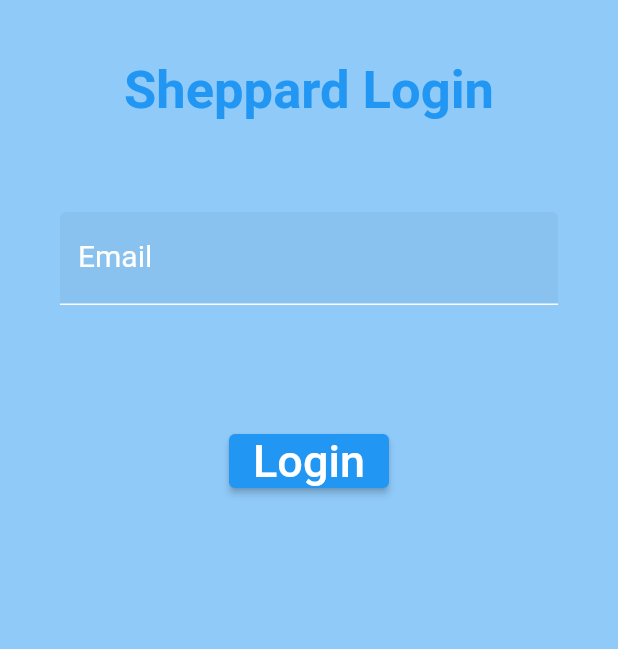
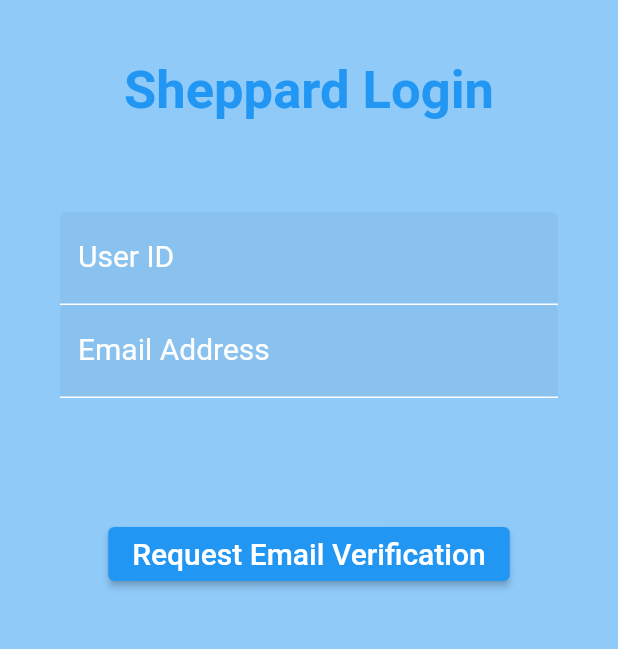
Before and after one commit to oatleals/ShepherdUI, a Flutter app: the screen it shows after launch, on a phone screen of 412 x 824 dp, the part 585-1234 px from its top. Run offline on Flutter 3.47's test engine with Material 2 defaults, Android fonts, the phone set to English and light mode, and no system bars; our stand-ins replace connectivity, location, shared_preferences, sqflite; missing offline and left inert: multiselect_formfield; accounts and stored records are empty.

Commit message:
Connected to both backends.  Ready for presentation

```diff
--- a/shepherd/lib/UI/LoginPage.dart
+++ b/shepherd/lib/UI/LoginPage.dart
@@ -1,4 +1,6 @@
 import 'package:flutter/material.dart';
+import 'package:shared_preferences/shared_preferences.dart';
+import 'package:shepherd/UI/common.dart';
 import 'package:shepherd/controllers/ClockController.dart';
 
 import '../errors.dart';
@@ -12,6 +14,8 @@ class _LoginPageState extends State<LoginPage> {
   @override
   Widget build(BuildContext context) {
     final employeeIDTextEditingController = TextEditingController();
+    final emailTextEditingController = TextEditingController();
+
     return Scaffold(
       backgroundColor: Colors.blue[200], //Colors.blue[200]
       body: SafeArea(
@@ -36,7 +40,14 @@ class _LoginPageState extends State<LoginPage> {
             TextField(
               controller: employeeIDTextEditingController,
               decoration: InputDecoration(
-                  labelText: "Email",
+                  labelText: "User ID",
+                  labelStyle: TextStyle(fontSize: 20),
+                  filled: true),
+            ),
+            TextField(
+              controller: emailTextEditingController,
+              decoration: InputDecoration(
+                  labelText: "Email Address",
                   labelStyle: TextStyle(fontSize: 20),
                   filled: true),
             ),
@@ -48,29 +59,29 @@ class _LoginPageState extends State<LoginPage> {
                   height: 50,
                   disabledColor: Colors.blueAccent,
                   child: ElevatedButton(
-                    //disabledElevation: 4.0,
-                    onPressed: () async{
+                    onPressed: () async
+                    {
+                      final prefs = await SharedPreferences.getInstance();
+                      final email = emailTextEditingController.text;
                       var employeeId;
                       try {
-                        int.parse(employeeIDTextEditingController.text);
+                        employeeId = int.parse(employeeIDTextEditingController.text);
                       }
                       catch(_) {
                         employeeId = -1;
                       }
+                      prefs.setInt('userId', employeeId);
 
-                      final status = await requestEmailPassword(employeeId);
 
+                      var status = await requestEmailConfirmation(email, employeeId);
                       if (status == ERROR.success)
                         Navigator.of(context).pushReplacementNamed("/LoginOTP");
-
-                      if (status == ERROR.http_failed)
-                      {
-
-                      }
+                      else
+                        showSnackbar(context, status);
                     },
                     child: Text(
-                      'Login',
-                      style: TextStyle(fontSize: 30, color: Colors.white),
+                      'Request Email Verification',
+                      style: TextStyle(fontSize: 20, color: Colors.white),
                     ),
                   ),
                 )
--- a/shepherd/lib/UI/common.dart
+++ b/shepherd/lib/UI/common.dart
@@ -65,10 +65,8 @@ void showSnackbar(BuildContext context, ERROR status)
       final snackBar = SnackBar(
         content: Row(
           children: [
-            Text('Clock In: ',
-              style: TextStyle(color: Colors.white, fontSize: 20)),
-            Text('SUCCESS (UNVERIFIED)',
-              style: TextStyle(color: Colors.yellow, fontSize: 20)),
+            Text('CONNECTION TO SERVER FAILED',
+              style: TextStyle(color: Colors.red, fontSize: 20)),
           ],
         )
       );
--- a/shepherd/lib/location/LocationFinder.dart
+++ b/shepherd/lib/location/LocationFinder.dart
@@ -10,7 +10,6 @@ class LocationFinder {
 
   LocationFinder() {
     location = new Location();
-    locationData.time;
   }
 
   Future<void> getLocation() async
--- a/shepherd/lib/main.dart
+++ b/shepherd/lib/main.dart
@@ -39,7 +39,10 @@ Future<void> initializeSharedPrefs() async {
   final prefs = await SharedPreferences.getInstance();
   prefs.setInt('userId', 1);
 
-  if (prefs.getBool('isClockedIn') == null) {
+  try {
+    prefs.getBool('isClockedIn');
+  }
+  catch (_) {
     prefs.setBool('isClockedIn', false);
   }
 
```
Also changed, not shown: shepherd/lib/UI/HomePage.dart (+10 -6 lines), shepherd/lib/UI/LoginPageOTP.dart (+44 -2 lines), shepherd/lib/controllers/ClockController.dart (+48 -4 lines), 3 other files.
